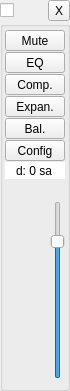
The window that damc_gui/OutputController.ui (amurzeau/damc) describes before a commit, drawn with Qt 5.
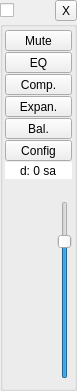
The same window after the commit. Custom widgets are drawn as their Qt base class.

What changed in the file:
```diff
--- a/damc_gui/OutputController.ui
+++ b/damc_gui/OutputController.ui
@@ -6,7 +6,7 @@
    <rect>
     <x>0</x>
     <y>0</y>
-    <width>70</width>
+    <width>77</width>
     <height>391</height>
    </rect>
   </property>
@@ -50,7 +50,7 @@
      <property name="sizeHint" stdset="0">
       <size>
        <width>40</width>
-       <height>20</height>
+       <height>0</height>
       </size>
      </property>
     </spacer>
```
Left out of the diff: 4 changed lines with no effect on the pictures.
